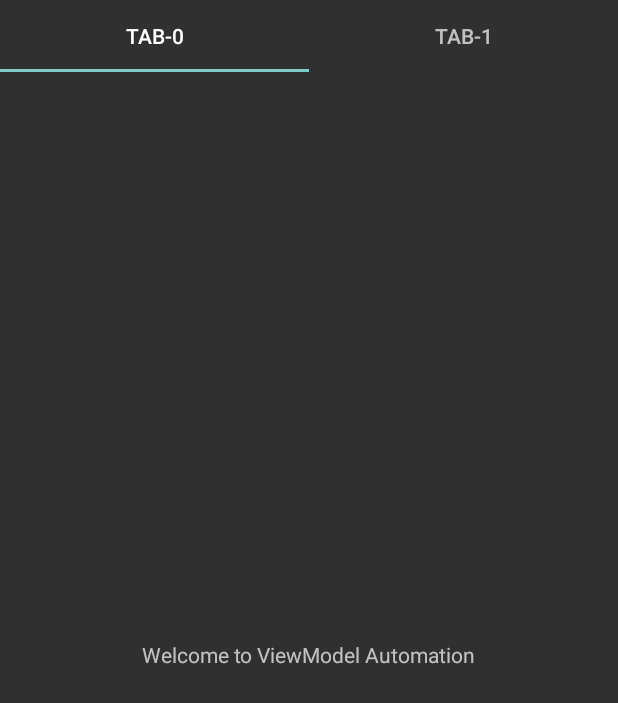
After one commit to HeartHappy/ViewModelAutomationX, an Android app: the SharedActivity screen opened directly, with no data from a screen before it, on a phone screen of 412 x 824 dp. The commit adds this screen. Shown: the top 703 px of the screen. Run offline under Robolectric (Android 15) with nearby library versions, the phone set to English and light mode, and no system bars; 7 statements that could not run were skipped.

Commit message:
1、梳理文档资料，优化代码

```diff
--- a/app/src/main/AndroidManifest.xml
+++ b/app/src/main/AndroidManifest.xml
@@ -16,7 +16,7 @@
         android:usesCleartextTraffic="true"
         tools:targetApi="31">
         <activity
-            android:name="com.hearthappy.vma.TestActivity"
+            android:name="com.hearthappy.vma.SharedActivity"
             android:exported="false" />
         <activity
             android:name="com.hearthappy.vma.MainActivity"
--- /dev/null
+++ b/app/src/main/java/com/hearthappy/vma/SharedActivity.kt
@@ -0,0 +1,67 @@
+package com.hearthappy.vma
+
+import android.os.Bundle
+import androidx.appcompat.app.AppCompatActivity
+import androidx.core.view.ViewCompat
+import androidx.core.view.WindowInsetsCompat
+import androidx.fragment.app.Fragment
+import androidx.fragment.app.FragmentStatePagerAdapter
+import com.hearthappy.viewmodelautomationx.R
+import com.hearthappy.viewmodelautomationx.databinding.ActivitySharedBinding
+import com.hearthappy.vma.api.RetrofitManage
+import com.hearthappy.vma.generate.viewmodel.MainViewModel
+import com.hearthappy.vma_ktx.factory.vma
+import com.hearthappy.vma_ktx.network.Result
+
+/**
+ * Created Date: 2024/12/27
+ * @author ChenRui
+ * ClassDescription：测试Fragment共享Activity的ViewModel实例
+ */
+class SharedActivity : AppCompatActivity() {
+    private lateinit var viewBinding: ActivitySharedBinding
+
+
+    private val viewModel: MainViewModel by vma(RetrofitManage.apiService)
+
+
+    override fun onCreate(savedInstanceState: Bundle?) {
+        super.onCreate(savedInstanceState)
+        viewBinding = ActivitySharedBinding.inflate(layoutInflater)
+        setContentView(viewBinding.root)
+        ViewCompat.setOnApplyWindowInsetsListener(findViewById(R.id.main)) { v, insets ->
+            val systemBars = insets.getInsets(WindowInsetsCompat.Type.systemBars())
+            v.setPadding(systemBars.left, systemBars.top, systemBars.right, systemBars.bottom)
+            insets
+        }
+        viewBinding.initView()
+
+        viewModel.getSentencesLiveData.observe(this@SharedActivity) {
+            it?.let {
+                when (it) {
+                    is Result.Failed -> {}
+                    is Result.Succeed -> {}
+                    is Result.Throwable -> {}
+                }
+            }
+        }
+    }
+
+    private fun ActivitySharedBinding.initView() {
+        val fragments = listOf(MainFragment(), MainFragment())
+        viewPager.adapter = object : FragmentStatePagerAdapter(supportFragmentManager) {
+            override fun getCount(): Int {
+                return fragments.size
+            }
+
+            override fun getItem(position: Int): Fragment {
+                return fragments[position]
+            }
+
+            override fun getPageTitle(position: Int): CharSequence {
+                return "TAB-$position"
+            }
+        }
+        tabs.setupWithViewPager(viewPager)
+    }
+}
--- a/app/src/main/java/com/hearthappy/vma/api/ResponseInterceptor.kt
+++ b/app/src/main/java/com/hearthappy/vma/api/ResponseInterceptor.kt
@@ -9,7 +9,6 @@ class ResponseInterceptor : Interceptor {
     override fun intercept(chain: Interceptor.Chain): Response {
         val request: Request = chain.request()
         val response: Response = chain.proceed(request)
-        response.body?.contentType()
 //        Log.d(TAG, "intercept: code:${response.code},result: ${response.body}")
         when (response.code) {
             200         -> {
--- a/app/src/main/java/com/hearthappy/vma/api/RetrofitManage.kt
+++ b/app/src/main/java/com/hearthappy/vma/api/RetrofitManage.kt
@@ -14,7 +14,6 @@ object RetrofitManage {
     private const val WRITE_TIMEOUT = 60L
 
         private const val BASE_URL = "https://api.apiopen.top/api/"
-//    private const val BASE_URL = "http://yyapi.study68.cn/"
 
     private fun initRetrofit(): Retrofit {
         val okHttpClientBuilder = OkHttpClient().newBuilder().apply {
--- /dev/null
+++ b/app/src/main/res/layout/activity_shared.xml
@@ -0,0 +1,23 @@
+<?xml version="1.0" encoding="utf-8"?>
+<androidx.constraintlayout.widget.ConstraintLayout xmlns:android="http://schemas.android.com/apk/res/android"
+    xmlns:app="http://schemas.android.com/apk/res-auto"
+    xmlns:tools="http://schemas.android.com/tools"
+    android:id="@+id/main"
+    android:layout_width="match_parent"
+    android:layout_height="match_parent"
+    tools:context="com.hearthappy.vma.SharedActivity">
+
+    <com.google.android.material.tabs.TabLayout
+        android:id="@+id/tabs"
+        android:layout_width="match_parent"
+        android:layout_height="wrap_content"
+        app:layout_constraintTop_toTopOf="parent"/>
+
+
+    <androidx.viewpager.widget.ViewPager
+        android:id="@+id/viewPager"
+        android:layout_width="match_parent"
+        android:layout_height="0dp"
+        app:layout_constraintBottom_toBottomOf="parent"
+        app:layout_constraintTop_toBottomOf="@+id/tabs" />
+</androidx.constraintlayout.widget.ConstraintLayout>
--- a/app/src/main/res/layout/fragment_main.xml
+++ b/app/src/main/res/layout/fragment_main.xml
@@ -3,6 +3,14 @@
     xmlns:app="http://schemas.android.com/apk/res-auto"
     android:layout_width="match_parent"
     android:layout_height="match_parent">
+
+
+    <TextView
+        android:id="@+id/tvTitle"
+        android:layout_width="match_parent"
+        android:layout_height="wrap_content"
+        android:gravity="center"
+        app:layout_constraintTop_toTopOf="parent" />
 
     <TextView
         android:id="@+id/tvResult"
--- a/app/src/main/res/values/strings.xml
+++ b/app/src/main/res/values/strings.xml
@@ -1,3 +1,4 @@
 <resources>
     <string name="app_name">ViewModelAutomation</string>
+    <string name="loading">加载中...</string>
 </resources>
```
Also changed, not shown: app/src/main/java/com/hearthappy/vma/MainActivity.kt (+39 -71 lines), app/src/main/java/com/hearthappy/vma/MainFragment.kt (+7 -5 lines), app/src/main/java/com/hearthappy/vma/TestActivity.kt (deleted, +0 -21 lines), app/src/main/java/com/hearthappy/vma/api/ApiService.kt (+5 -13 lines), app/src/main/java/com/hearthappy/vma/model/response/BaseData.kt (+4 -3 lines), app/src/main/java/com/hearthappy/vma/model/response/ResSentences.kt (added, +7 -0 lines), app/src/main/res/layout/activity_main.xml (+17 -12 lines), app/src/main/res/layout/activity_test.xml (deleted, +0 -10 lines).
